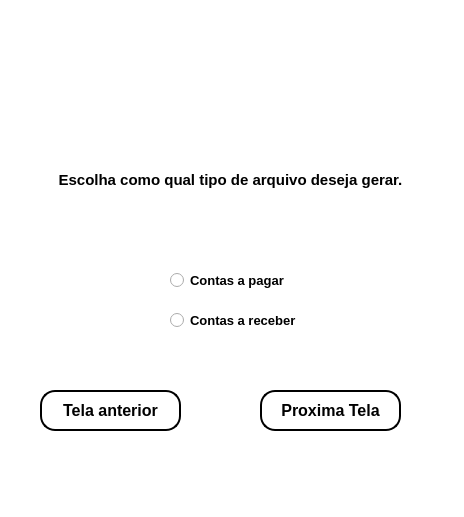
The window that App/tela_escolhacpca.ui (IgorMonteiro07/Aplicativo_zurica01) describes before a commit, drawn with Qt 5.
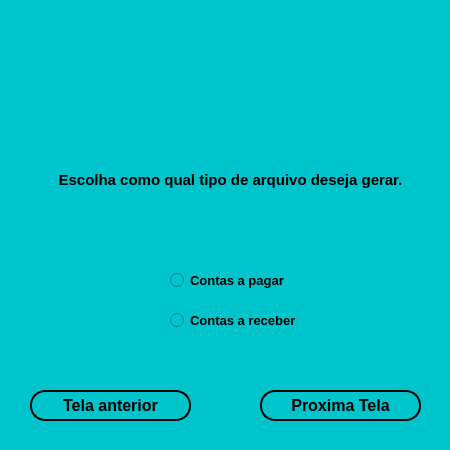
The same window after the commit. Icons and pictures are not drawn.

Patch:
```diff
--- a/App/tela_escolhacpca.ui
+++ b/App/tela_escolhacpca.ui
@@ -6,8 +6,8 @@
    <rect>
     <x>0</x>
     <y>0</y>
-    <width>464</width>
-    <height>517</height>
+    <width>450</width>
+    <height>450</height>
    </rect>
   </property>
   <property name="font">
@@ -19,7 +19,7 @@
    <string>MainWindow</string>
   </property>
   <property name="styleSheet">
-   <string notr="true">background-color: rgb(255, 255, 255);</string>
+   <string notr="true">background-color: #00c4cc;</string>
   </property>
   <widget class="QWidget" name="centralwidget">
    <widget class="QRadioButton" name="ESCOLHA01">
@@ -38,6 +38,9 @@
       <bold>true</bold>
      </font>
     </property>
+    <property name="styleSheet">
+     <string notr="true">background-color: #00c4cc;</string>
+    </property>
     <property name="text">
      <string>Contas a pagar</string>
     </property>
@@ -67,8 +70,8 @@
      <rect>
       <x>260</x>
       <y>390</y>
-      <width>141</width>
-      <height>41</height>
+      <width>161</width>
+      <height>31</height>
      </rect>
     </property>
     <property name="font">
@@ -79,7 +82,7 @@
      </font>
     </property>
     <property name="styleSheet">
-     <string notr="true">background-color: rgb(255, 255, 255);
+     <string notr="true">background-color: #00c4cc;
 border-radius:15px;
 border-style:outset;
 border-width:2px;
@@ -92,9 +95,9 @@
    <widget class="QLabel" name="label">
     <property name="geometry">
      <rect>
-      <x>70</x>
+      <x>30</x>
       <y>20</y>
-      <width>291</width>
+      <width>371</width>
       <height>121</height>
      </rect>
     </property>
@@ -121,10 +124,10 @@
    <widget class="QPushButton" name="voltar">
     <property name="geometry">
      <rect>
-      <x>40</x>
+      <x>30</x>
       <y>390</y>
-      <width>141</width>
-      <height>41</height>
+      <width>161</width>
+      <height>31</height>
      </rect>
     </property>
     <property name="font">
@@ -135,7 +138,7 @@
      </font>
     </property>
     <property name="styleSheet">
-     <string notr="true">background-color: rgb(255, 255, 255);
+     <string notr="true">background-color: #00c4cc;
 border-radius:15px;
 border-style:outset;
 border-width:2px;
```
Left out of the diff: 2 changed lines with no effect on the pictures.
